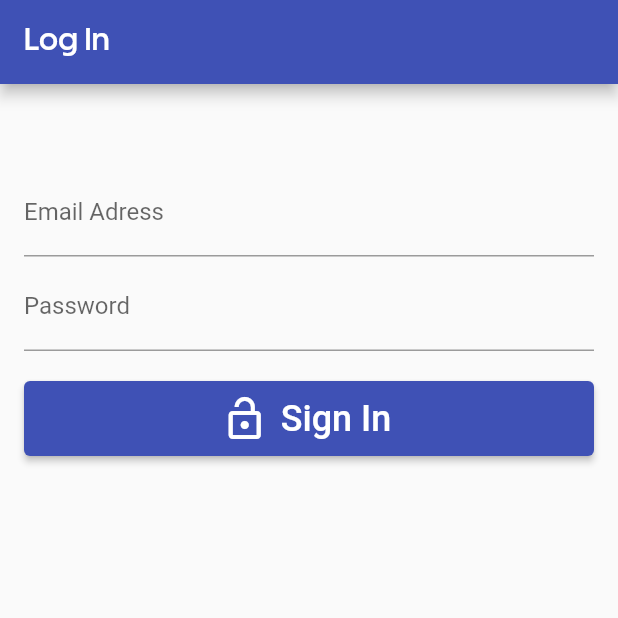
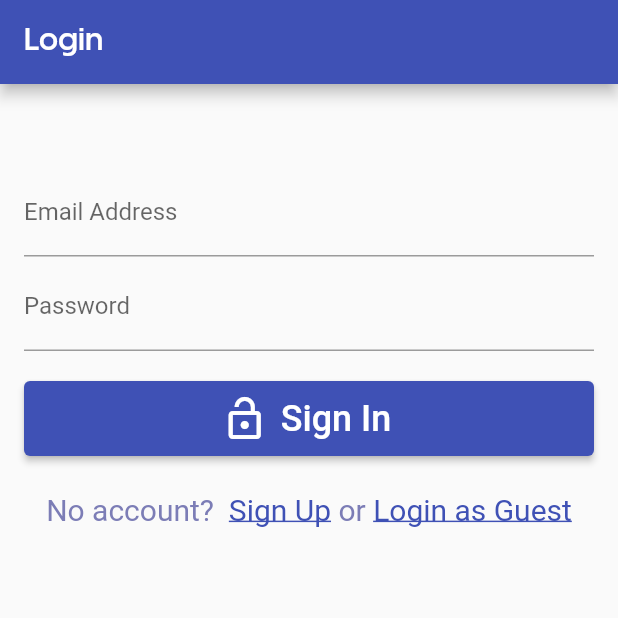
Before and after one commit to Fabian-Peter/mobile-app-dev, a Flutter app: the screen it shows after launch, on a phone screen of 412 x 824 dp, the top half of it. Run offline on Flutter 3.47's test engine with Material 2 defaults, Android fonts, the phone set to English and light mode, and no system bars; our stand-ins replace cached_network_image, email_validator, firebase_auth, firebase_core, firebase_database, firebase_storage and 2 more; missing offline and left inert: firebase_ui_auth, outline_search_bar, textfield_tags; accounts and stored records are empty; network calls fail; statements that could not run were skipped.

Commit message:
Sign up screen

```diff
--- /dev/null
+++ b/DiaBeatThis/lib/classes/utils.dart
@@ -0,0 +1,15 @@
+import 'package:flutter/material.dart';
+
+class Utils {
+  static final messengerKey = GlobalKey<ScaffoldMessengerState>();
+
+  static showSnackBar(String? text) {
+    if (text == null) return;
+
+    final snackBar = SnackBar(content: Text(text), backgroundColor: Colors.red);
+
+    messengerKey.currentState!
+      ..removeCurrentSnackBar()
+      ..showSnackBar(snackBar);
+  }
+}
--- a/DiaBeatThis/lib/main.dart
+++ b/DiaBeatThis/lib/main.dart
@@ -1,10 +1,12 @@
-import 'package:diabeatthis/screens/login_screen.dart';
+import 'package:diabeatthis/screens/auth_screen.dart';
 import 'package:firebase_auth/firebase_auth.dart' hide EmailAuthProvider;
 import 'package:flutter/material.dart';
 import 'package:diabeatthis/screens/home_screen.dart';
 import 'package:firebase_core/firebase_core.dart';
 import 'package:firebase_ui_auth/firebase_ui_auth.dart';
 import 'package:diabeatthis/utils/constants.dart';
+
+import 'classes/utils.dart';
 
 Future<void> main() async {
   WidgetsFlutterBinding.ensureInitialized();
@@ -22,6 +24,7 @@ class MyApp extends StatelessWidget {
   @override
   Widget build(BuildContext context) {
     return MaterialApp(
+      scaffoldMessengerKey: Utils.messengerKey,
       navigatorKey: navigatorKey,
       title: 'Flutter Demo',
       theme: ThemeData(
@@ -63,7 +66,7 @@ class AuthGate extends StatelessWidget {
             return const Center(child: Text("Something went wrong!"));
           }
           else if (!snapshot.hasData) {
-            return LoginScreen();
+            return AuthScreen();
           }
           return const HomeScreen();
         });
--- /dev/null
+++ b/DiaBeatThis/lib/screens/auth_screen.dart
@@ -0,0 +1,21 @@
+import 'package:diabeatthis/screens/login_screen.dart';
+import 'package:diabeatthis/screens/signUp_screen.dart';
+import 'package:flutter/material.dart';
+
+class AuthScreen extends StatefulWidget {
+  @override
+  State<AuthScreen> createState() => _AuthScreen();
+}
+
+class _AuthScreen extends State<AuthScreen> {
+  bool isLogin = true;
+
+  @override
+  Widget build(BuildContext context) {
+    return isLogin ? LoginScreen(onClickedSignUp: toggle) : SignUpScreen(onClickedSignIn: toggle);
+  }
+
+  void toggle() {
+    setState(() => isLogin = !isLogin);
+  }
+}
--- a/DiaBeatThis/lib/screens/login_screen.dart
+++ b/DiaBeatThis/lib/screens/login_screen.dart
@@ -1,10 +1,19 @@
+import 'package:diabeatthis/classes/utils.dart';
 import 'package:diabeatthis/utils/constants.dart';
 import 'package:firebase_auth/firebase_auth.dart';
+import 'package:flutter/gestures.dart';
 import 'package:flutter/material.dart';
 
 import '../main.dart';
 
 class LoginScreen extends StatefulWidget {
+  final VoidCallback onClickedSignUp;
+
+  const LoginScreen({
+    Key? key,
+    required this.onClickedSignUp,
+  }) : super(key: key);
+
   @override
   State<LoginScreen> createState() => _LoginScreen();
 }
@@ -24,7 +33,7 @@ class _LoginScreen extends State<LoginScreen> {
   Widget build(BuildContext context) {
     return Scaffold(
       appBar: AppBar(
-        title: Text("Log In", style: HEADLINE_BOLD_WHITE),
+        title: const Text("Login", style: HEADLINE_BOLD_WHITE),
       ),
       body: SingleChildScrollView(
         padding: const EdgeInsets.all(16.0),
@@ -36,7 +45,7 @@ class _LoginScreen extends State<LoginScreen> {
               controller: emailController,
               cursorColor: Colors.white,
               textInputAction: TextInputAction.next,
-              decoration: const InputDecoration(labelText: "Email Adress"),
+              decoration: const InputDecoration(labelText: "Email Address"),
             ),
             const SizedBox(height: 4),
             TextField(
@@ -55,7 +64,31 @@ class _LoginScreen extends State<LoginScreen> {
                 style: TextStyle(fontSize: 24),
               ),
               onPressed: singIn,
-            )
+            ),
+            const SizedBox(height: 24),
+            RichText(
+                text: TextSpan(
+              style: const TextStyle(color: COLOR_INDIGO_LIGHT, fontSize: 20),
+              text: "No account?  ",
+              children: [
+                TextSpan(
+                  recognizer: TapGestureRecognizer()
+                    ..onTap = widget.onClickedSignUp,
+                  text: "Sign Up",
+                  style: TextStyle(
+                      decoration: TextDecoration.underline,
+                      color: Theme.of(context).colorScheme.secondary),
+                ),
+                const TextSpan(text: " or "),
+                TextSpan(
+                  recognizer: TapGestureRecognizer()..onTap = guestLogin,
+                  text: "Login as Guest",
+                  style: TextStyle(
+                      decoration: TextDecoration.underline,
+                      color: Theme.of(context).colorScheme.secondary),
+                )
+              ],
+            ))
           ],
         ),
       ),
@@ -75,8 +108,14 @@ class _LoginScreen extends State<LoginScreen> {
           password: passwordController.text.trim());
     } on FirebaseAuthException catch (e) {
       print(e);
+
+      Utils.showSnackBar(e.message);
     }
 
     navigatorKey.currentState!.popUntil((route) => route.isFirst);
   }
+
+  Future guestLogin() async {
+    await FirebaseAuth.instance.signInAnonymously();
+  }
 }
--- a/DiaBeatThis/lib/screens/settings_screen.dart
+++ b/DiaBeatThis/lib/screens/settings_screen.dart
@@ -140,8 +140,8 @@ class _SettingsScreenState extends State<SettingsScreen> {
             validator: (value) {
               if (value!.isEmpty) {
                 return "Enter Password";
-              } else if (value.length < 8) {
-                return "Password must be at least 8 characters!";
+              } else if (value.length < 6) {
+                return "Password must be at least 6 characters!";
               }
               return null;
             },
--- a/DiaBeatThis/pubspec.yaml
+++ b/DiaBeatThis/pubspec.yaml
@@ -48,6 +48,7 @@ dependencies:
   firebase_storage: ^11.0.10
   cached_network_image: ^3.2.3
   modal_progress_hud_nsn: ^0.1.0-nullsafety-0
+  email_validator: ^2.1.17
 
 dev_dependencies:
   flutter_test:
```
Also changed, not shown: DiaBeatThis/lib/screens/signUp_screen.dart (added, +164 -0 lines), DiaBeatThis/pubspec.lock.
